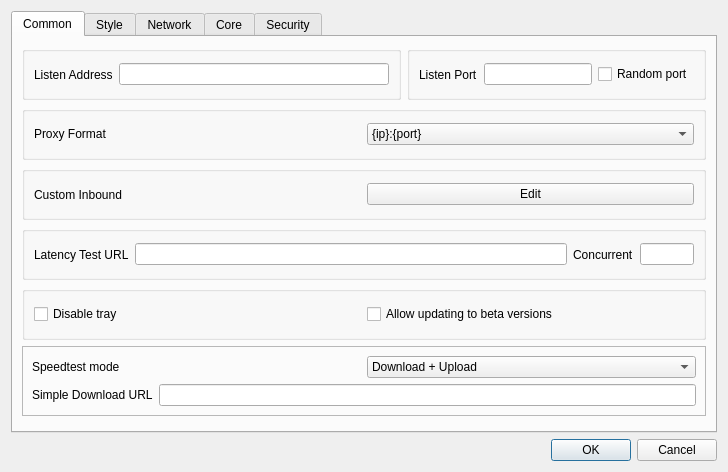
bunzuhbu/nekobox, file include/ui/setting/dialog_basic_settings.ui: the form before one commit.
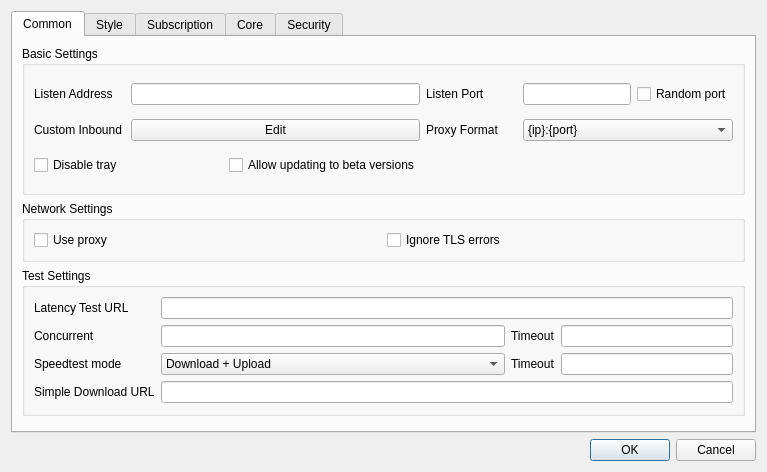
The form after the commit. Custom widgets are drawn as their Qt base class.

```diff
--- a/include/ui/setting/dialog_basic_settings.ui
+++ b/include/ui/setting/dialog_basic_settings.ui
@@ -6,7 +6,7 @@
    <rect>
     <x>0</x>
     <y>0</y>
-    <width>728</width>
+    <width>767</width>
     <height>472</height>
    </rect>
   </property>
@@ -20,16 +20,6 @@
    <string>Basic Settings</string>
   </property>
   <layout class="QGridLayout" name="gridLayout">
-   <item row="8" column="3">
-    <widget class="QDialogButtonBox" name="buttonBox">
-     <property name="orientation">
-      <enum>Qt::Orientation::Horizontal</enum>
-     </property>
-     <property name="standardButtons">
-      <set>QDialogButtonBox::StandardButton::Cancel|QDialogButtonBox::StandardButton::Ok</set>
-     </property>
-    </widget>
-   </item>
    <item row="0" column="3">
     <widget class="QTabWidget" name="tabWidget">
      <property name="minimumSize">
@@ -47,27 +37,36 @@
       </attribute>
       <layout class="QVBoxLayout" name="verticalLayout_2">
        <item>
-        <layout class="QHBoxLayout" name="hlayout_l1">
-         <item>
-          <widget class="QGroupBox" name="horizontalGroupBox_3">
-           <layout class="QHBoxLayout" name="horizontalLayout_19">
-            <item>
-             <widget class="QLabel" name="label">
+        <widget class="QGroupBox" name="groupBox_5">
+         <property name="title">
+          <string>Basic Settings</string>
+         </property>
+         <layout class="QGridLayout" name="gridLayout_9">
+          <item row="2" column="2">
+           <widget class="QCheckBox" name="allow_beta">
               <property name="text">
-               <string>Listen Address</string>
+             <string>Allow updating to beta versions</string>
               </property>
              </widget>
             </item>
-            <item>
-             <widget class="QLineEdit" name="inbound_address"/>
-            </item>
-           </layout>
-          </widget>
-         </item>
-         <item>
-          <widget class="QGroupBox" name="horizontalGroupBox_2">
-           <layout class="QHBoxLayout" name="horizontalLayout_13">
-            <item>
+          <item row="1" column="0">
+           <widget class="QLabel" name="label_11">
+            <property name="text">
+             <string>Custom Inbound</string>
+            </property>
+           </widget>
+          </item>
+          <item row="0" column="4">
+           <widget class="QLineEdit" name="inbound_socks_port">
+            <property name="sizePolicy">
+             <sizepolicy hsizetype="Preferred" vsizetype="Fixed">
+              <horstretch>0</horstretch>
+              <verstretch>0</verstretch>
+             </sizepolicy>
+            </property>
+           </widget>
+          </item>
+          <item row="0" column="3">
              <widget class="QLabel" name="inbound_socks_port_l">
               <property name="toolTip">
                <string>&lt;html&gt;&lt;head/&gt;&lt;body&gt;&lt;p&gt;Socks
@@ -79,17 +78,33 @@
               </property>
              </widget>
             </item>
-            <item>
-             <widget class="QLineEdit" name="inbound_socks_port">
+          <item row="1" column="1" colspan="2">
+           <widget class="QPushButton" name="custom_inbound_edit">
+            <property name="text">
+             <string>Edit</string>
+            </property>
+           </widget>
+          </item>
+          <item row="2" column="0">
+           <widget class="QCheckBox" name="disable_tray">
               <property name="sizePolicy">
                <sizepolicy hsizetype="Preferred" vsizetype="Fixed">
                 <horstretch>0</horstretch>
                 <verstretch>0</verstretch>
                </sizepolicy>
               </property>
-             </widget>
-            </item>
-            <item>
+            <property name="toolTip">
+             <string>Prevents the app from minimizing to the tray when the window is closed. The app will exit instead</string>
+            </property>
+            <property name="text">
+             <string>Disable tray</string>
+            </property>
+           </widget>
+          </item>
+          <item row="0" column="1" colspan="2">
+           <widget class="QLineEdit" name="inbound_address"/>
+          </item>
+          <item row="0" column="5">
              <widget class="QCheckBox" name="random_listen_port">
               <property name="toolTip">
                <string>&lt;html&gt;&lt;head/&gt;&lt;body&gt;&lt;p&gt;Selects a random available port on every run&lt;/p&gt;&lt;/body&gt;&lt;/html&gt;</string>
@@ -99,25 +114,21 @@
               </property>
              </widget>
             </item>
-           </layout>
-          </widget>
-         </item>
-        </layout>
-       </item>
-       <item>
-        <widget class="QGroupBox" name="proxy_scheme_box">
-         <property name="title">
-          <string/>
-         </property>
-         <layout class="QGridLayout" name="gridLayout_7">
           <item row="0" column="0">
-           <widget class="QLabel" name="label_10">
+           <widget class="QLabel" name="label">
+            <property name="text">
+             <string>Listen Address</string>
+            </property>
+           </widget>
+          </item>
+          <item row="1" column="3">
+           <widget class="QLabel" name="proxy_scheme_l">
             <property name="text">
              <string>Proxy Format</string>
             </property>
            </widget>
           </item>
-          <item row="0" column="1">
+          <item row="1" column="4" colspan="2">
            <widget class="QComboBox" name="proxy_scheme">
             <item>
              <property name="text">
@@ -140,103 +151,51 @@
         </widget>
        </item>
        <item>
-        <layout class="QHBoxLayout" name="hlayout_l2">
+        <widget class="QGroupBox" name="groupBox_3">
+         <property name="sizePolicy">
+          <sizepolicy hsizetype="Preferred" vsizetype="Maximum">
+           <horstretch>0</horstretch>
+           <verstretch>0</verstretch>
+          </sizepolicy>
+         </property>
+         <property name="title">
+          <string>Network Settings</string>
+         </property>
+         <layout class="QHBoxLayout" name="horizontalLayout_11">
          <item>
-          <widget class="QGroupBox" name="groupbox_custom_inbound">
-           <layout class="QHBoxLayout" name="horizontalLayout_10">
-            <item>
-             <widget class="QLabel" name="label_11">
+           <widget class="QCheckBox" name="net_use_proxy">
               <property name="text">
-               <string>Custom Inbound</string>
+             <string>Use proxy</string>
               </property>
              </widget>
             </item>
             <item>
-             <widget class="QPushButton" name="custom_inbound_edit">
+           <widget class="QCheckBox" name="net_insecure">
               <property name="text">
-               <string>Edit</string>
+             <string>Ignore TLS errors</string>
               </property>
              </widget>
             </item>
            </layout>
           </widget>
-         </item>
-        </layout>
        </item>
        <item>
         <widget class="QGroupBox" name="groupBox1">
-         <layout class="QHBoxLayout" name="horizontalLayout_9" stretch="0,8,1,1">
-          <item>
-           <widget class="QLabel" name="label_13">
-            <property name="text">
-             <string>Latency Test URL</string>
-            </property>
-           </widget>
-          </item>
-          <item>
-           <widget class="QLineEdit" name="test_latency_url"/>
-          </item>
-          <item>
-           <widget class="QLabel" name="label_14">
-            <property name="text">
-             <string>Concurrent</string>
-            </property>
-           </widget>
-          </item>
-          <item>
+         <property name="title">
+          <string>Test Settings</string>
+         </property>
+         <layout class="QGridLayout" name="gridLayout_3" columnstretch="0,2,0,1">
+          <item row="1" column="1">
            <widget class="QLineEdit" name="test_concurrent"/>
           </item>
-         </layout>
-        </widget>
-       </item>
-       <item>
-        <widget class="QGroupBox" name="horizontalGroupBox_1_5">
-         <layout class="QHBoxLayout" name="horizontalLayout_1_5">
-          <item>
-           <widget class="QCheckBox" name="disable_tray">
-            <property name="sizePolicy">
-             <sizepolicy hsizetype="Preferred" vsizetype="Fixed">
-              <horstretch>0</horstretch>
-              <verstretch>0</verstretch>
-             </sizepolicy>
-            </property>
-            <property name="toolTip">
-             <string>Prevents the app from minimizing to the tray when the window is closed. The app will exit instead</string>
-            </property>
+          <item row="3" column="0">
+           <widget class="QLabel" name="label_16">
             <property name="text">
-             <string>Disable tray</string>
+             <string>Simple Download URL</string>
             </property>
            </widget>
           </item>
-          <item>
-           <widget class="QCheckBox" name="allow_beta">
-            <property name="text">
-             <string>Allow updating to beta versions</string>
-            </property>
-           </widget>
-          </item>
-         </layout>
-        </widget>
-       </item>
-       <item>
-        <widget class="QFrame" name="frame">
-         <property name="frameShape">
-          <enum>QFrame::Shape::StyledPanel</enum>
-         </property>
-         <property name="frameShadow">
-          <enum>QFrame::Shadow::Raised</enum>
-         </property>
-         <layout class="QVBoxLayout" name="verticalLayout_5">
-          <item>
-           <layout class="QHBoxLayout" name="horizontalLayout_7">
-            <item>
-             <widget class="QLabel" name="label_12">
-              <property name="text">
-               <string>Speedtest mode</string>
-              </property>
-             </widget>
-            </item>
-            <item>
+          <item row="2" column="1">
              <widget class="QComboBox" name="speedtest_mode">
               <item>
                <property name="text">
@@ -260,23 +219,60 @@
               </item>
              </widget>
             </item>
-           </layout>
+          <item row="0" column="0">
+           <widget class="QLabel" name="label_13">
+            <property name="text">
+             <string>Latency Test URL</string>
+            </property>
+           </widget>
           </item>
-          <item>
-           <layout class="QHBoxLayout" name="horizontalLayout_3">
-            <item>
-             <widget class="QLabel" name="label_16">
+          <item row="2" column="0">
+           <widget class="QLabel" name="label_12">
               <property name="text">
-               <string>Simple Download URL</string>
+             <string>Speedtest mode</string>
               </property>
              </widget>
             </item>
-            <item>
+          <item row="1" column="0">
+           <widget class="QLabel" name="label_14">
+            <property name="text">
+             <string>Concurrent</string>
+            </property>
+           </widget>
+          </item>
+          <item row="2" column="2">
+           <widget class="QLabel" name="label_19">
+            <property name="toolTip">
+             <string>&lt;html&gt;&lt;head/&gt;&lt;body&gt;&lt;p&gt;timeout in milliseconds&lt;br/&gt;applies to all tests individually&lt;/p&gt;&lt;/body&gt;&lt;/html&gt;</string>
+            </property>
+            <property name="text">
+             <string>Timeout</string>
+            </property>
+           </widget>
+          </item>
+          <item row="1" column="3">
+           <widget class="QLineEdit" name="url_timeout"/>
+          </item>
+          <item row="1" column="2">
+           <widget class="QLabel" name="label_22">
+            <property name="toolTip">
+             <string>&lt;html&gt;&lt;head/&gt;&lt;body&gt;&lt;p&gt;Timeout for URLtest in ms&lt;br/&gt;Note that muxed connections take a much longer time for their initial request, and setting this value too low will cause the test to falsely report that the config is not working&lt;/p&gt;&lt;/body&gt;&lt;/html&gt;</string>
+            </property>
+            <property name="text">
+             <string>Timeout</string>
+            </property>
+           </widget>
+          </item>
+          <item row="2" column="3">
+           <widget class="QLineEdit" name="test_timeout"/>
+          </item>
+          <item row="0" column="1" colspan="3">
+           <widget class="QLineEdit" name="test_latency_url"/>
+          </item>
+          <item row="3" column="1" colspan="3">
              <widget class="QLineEdit" name="simple_down_url"/>
             </item>
            </layout>
-          </item>
-         </layout>
         </widget>
        </item>
        <item>
@@ -490,50 +486,9 @@
      </widget>
      <widget class="QWidget" name="tab_3">
       <attribute name="title">
-       <string>Network</string>
-      </attribute>
-      <layout class="QVBoxLayout" name="verticalLayout_6">
-       <item>
-        <widget class="QGroupBox" name="groupBox_3">
-         <property name="sizePolicy">
-          <sizepolicy hsizetype="Preferred" vsizetype="Maximum">
-           <horstretch>0</horstretch>
-           <verstretch>0</verstretch>
-          </sizepolicy>
-         </property>
-         <property name="title">
-          <string>Network</string>
-         </property>
-         <layout class="QHBoxLayout" name="horizontalLayout_11">
-          <item>
-           <widget class="QCheckBox" name="net_use_proxy">
-            <property name="text">
-             <string>Use proxy</string>
-            </property>
-           </widget>
-          </item>
-          <item>
-           <widget class="QCheckBox" name="net_insecure">
-            <property name="text">
-             <string>Ignore TLS errors</string>
-            </property>
-           </widget>
-          </item>
-         </layout>
-        </widget>
-       </item>
-       <item>
-        <widget class="QGroupBox" name="groupBox_4">
-         <property name="sizePolicy">
-          <sizepolicy hsizetype="Preferred" vsizetype="Preferred">
-           <horstretch>0</horstretch>
-           <verstretch>0</verstretch>
-          </sizepolicy>
-         </property>
-         <property name="title">
           <string>Subscription</string>
-         </property>
-         <layout class="QGridLayout" name="gridLayout_10">
+      </attribute>
+      <layout class="QGridLayout" name="gridLayout_7">
          <item row="0" column="1">
           <layout class="QHBoxLayout" name="horizontalLayout_5">
            <item>
@@ -571,14 +526,14 @@
          <item row="1" column="1">
           <widget class="MyLineEdit" name="user_agent"/>
          </item>
-         <item row="2" column="1">
+       <item row="2" column="0" colspan="2">
           <widget class="QCheckBox" name="sub_clear">
            <property name="text">
             <string>Clear servers before updating subscription</string>
            </property>
           </widget>
          </item>
-         <item row="3" column="1">
+       <item row="3" column="0" colspan="2">
           <widget class="QCheckBox" name="sub_send_hwid">
            <property name="toolTip">
             <string>&lt;html&gt;&lt;head/&gt;&lt;body&gt;&lt;p&gt;HWID=%1&lt;/p&gt;&lt;p&gt;OS=%2&lt;/p&gt;&lt;p&gt;OS Version=%3&lt;/p&gt;&lt;p&gt;Model=%4&lt;/p&gt;&lt;/body&gt;&lt;/html&gt;</string>
@@ -610,9 +565,6 @@
          </item>
          </layout>
         </widget>
-       </item>
-      </layout>
-     </widget>
      <widget class="QWidget" name="tab_4">
       <attribute name="title">
        <string>Core</string>
@@ -874,6 +826,16 @@
      </widget>
     </widget>
    </item>
+   <item row="9" column="3">
+    <widget class="QDialogButtonBox" name="buttonBox">
+     <property name="orientation">
+      <enum>Qt::Orientation::Horizontal</enum>
+     </property>
+     <property name="standardButtons">
+      <set>QDialogButtonBox::StandardButton::Cancel|QDialogButtonBox::StandardButton::Ok</set>
+     </property>
+    </widget>
+   </item>
   </layout>
  </widget>
  <customwidgets>
```
Lines whose indentation alone changed are shown as unchanged.
